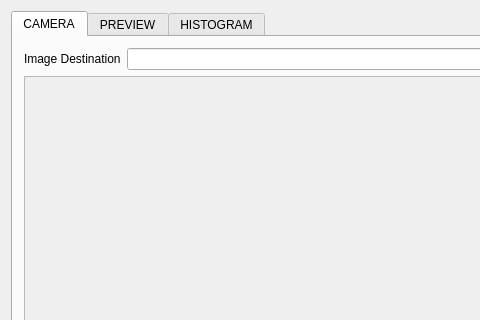
Old version of the form qtExamples/QtFaceRecognition/widget.ui in the repository DarkSector/qt-project; both pictures show x 0 to 480 and y 0 to 320 of the 737 by 521 pixel window.
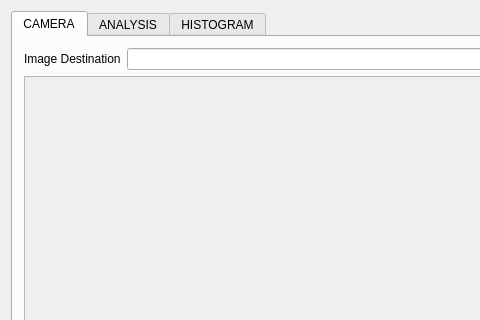
New version of the form.

Patch:
```diff
--- a/qtExamples/QtFaceRecognition/widget.ui
+++ b/qtExamples/QtFaceRecognition/widget.ui
@@ -73,7 +73,7 @@
      </widget>
      <widget class="QWidget" name="previewTab">
       <attribute name="title">
-       <string>PREVIEW</string>
+       <string>ANALYSIS</string>
       </attribute>
       <layout class="QGridLayout" name="gridLayout_3">
        <item row="0" column="1">
```
